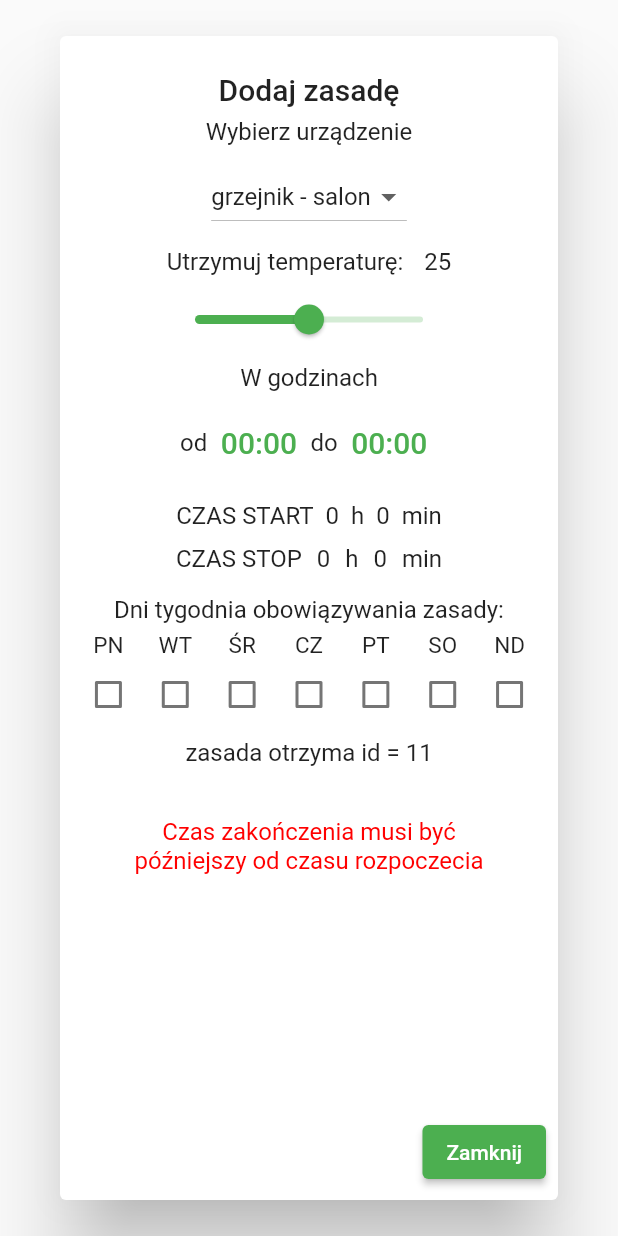
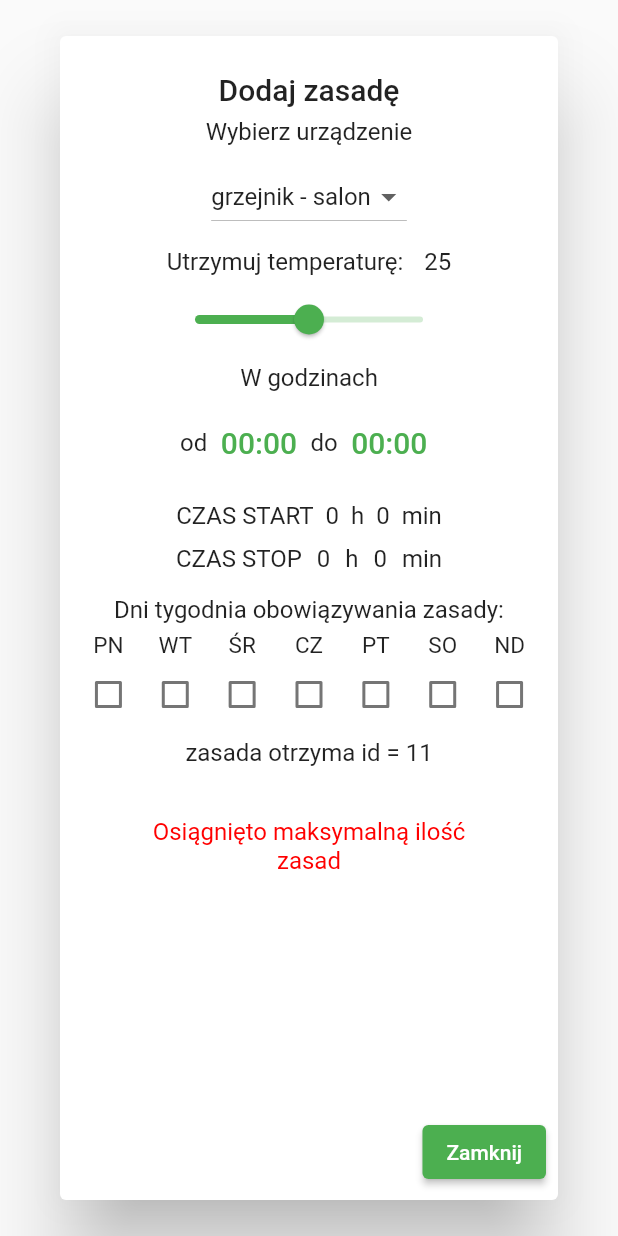
Before and after one commit to stanislawszewerda/SmartHome---Just-For-You, a Flutter app: the AddHeatingRule widget shown alone on an empty page, opened directly, on a phone screen of 412 x 824 dp. Run offline on Flutter 3.47's test engine with Material 2 defaults, Android fonts, the phone set to English and light mode, and no system bars; our stand-ins replace bloc, carousel_slider, firebase_auth, firebase_core, firebase_database, google_fonts; accounts and stored records are empty.

Commit message:
Some changes

```diff
--- a/lib/app/features/lightpage/light_page.dart
+++ b/lib/app/features/lightpage/light_page.dart
@@ -33,9 +33,9 @@ class _LightPageState extends State<LightPage> {
 
   @override
   Widget build(BuildContext context) {
-    final salon = database.child('/Salon');
-    var on = true;
-    var off = false;
+    //final salon = database.child('/Salon');
+    //var on = true;
+    //var off = false;
 
 
     return Scaffold(
--- a/lib/app/features/ogrzewaniepage/addheatingrule.dart
+++ b/lib/app/features/ogrzewaniepage/addheatingrule.dart
@@ -1,7 +1,6 @@
 import 'dart:async';
 import 'package:flutter/material.dart';
 import 'package:firebase_database/firebase_database.dart';
-import 'package:inteligentny_dom_5/app/features/ogrzewaniepage/eksperymet.dart';
 import 'package:inteligentny_dom_5/app/features/ogrzewaniepage/getheatingrules.dart';
 
 class AddHeatingRule extends StatefulWidget {
@@ -21,14 +20,18 @@ class _AddHeatingRuleState extends State<AddHeatingRule> {
   late StreamSubscription _streamSubscription;
 
   double doubletemperature = 25.00;
+  bool rulescolision = false;
 
   String startTime = '00:00';
   String endTime = '00:00';
   TimeOfDay end = const TimeOfDay(hour: 0, minute: 0);
   TimeOfDay start = const TimeOfDay(hour: 0, minute: 0);
+  double starttimedouble = 0.0;
+  double endtimedouble = 0.0;
+
 
   var freeId = 11;
-  var lol = 'domyslny teskt';
+  //var lol = 'domyslny tekst';
   bool? pn = false;
   bool? wt = false;
   bool? sr = false;
@@ -51,13 +54,15 @@ class _AddHeatingRuleState extends State<AddHeatingRule> {
   void initState() {
     super.initState();
     _activateListeners();
+    //_activateListeners2();
   }
 
 ////////////////////////////////////////////////////////////////////////////////////////////////////////////////////////////////////
 // ponizej logika sprawdzenia ktore sloty sa wolne tj maja wartosc delete = false
+// trzeba ją powtórzyć żeby
 //
 
-  // void _activateListeners() {
+  // void _activateListeners2() {
   //   _streamSubscription = database.child('/Grzejnik1').onValue.listen((event) {
   //     //final data = event.snapshot.value as Map<String, dynamic>;
   //     //final data = Map<String, dynamic>.from(event.snapshot.value as Map<String, dynamic>);
@@ -99,6 +104,8 @@ class _AddHeatingRuleState extends State<AddHeatingRule> {
   //   });
   // }
 
+/////////////////////////////////////////////////////////////////////////////////////////////
+
 
   void _activateListeners() {
   _streamSubscription = database.child('/Grzejnik1').onValue.listen((event) {
@@ -111,10 +118,45 @@ class _AddHeatingRuleState extends State<AddHeatingRule> {
         if (key is String) {
           data[key] = value;
 
-          if (data[key]['delete'] == true) {
+          if (data[key]['delete'] == true) { // znalezienie pierwszej zasady która jest usunięta
             freeId = data[key]['id'];
           }
+
+
+
+          // znalezienie zasady zawierającej poniedziałek
+    //     final mapsList = List<Map<String, dynamic>>.from(data.values);
+    //            Map<String, dynamic> poniedzialekMap= mapsList.firstWhere(
+    //      (map) => map['delete'] == true,
+    //     orElse: () => {
+
+    //     }, // wartość domyślna, gdy nie znajdziemy żadnej mapy z delete=true
+    //  );
+
+    //  if (poniedzialekMap['delete'] == true) {
+    //     rulescolision = true;
+    //   } else {
+    //     return;
+    //    }
+
+
+
         }
+
+
+
+
+
+         // pokrywanie się godzin jeśli poniedziałek
+            // if (data[key]['pn'] == true) {
+            // if ((starttimedouble >= data[key]['start_time_double'] && starttimedouble <= data[key]['end_time_double'])||(endtimedouble >= data[key]['start_time_double'] && endtimedouble <= data[key]['end_time_double']) ){
+            //   rulescolision = true;
+            // }
+            // }else{return;}
+
+
+
+
       });
     }
 
@@ -137,6 +179,9 @@ class _AddHeatingRuleState extends State<AddHeatingRule> {
     double enddouble = end.hour +
         (end.minute /
             60); // format godziny jaki będzie można zapisać do bazy danych
+
+    starttimedouble = startdouble;
+    endtimedouble = enddouble;
 
     int starttimehour = start.hour;
     int endtimehour = end.hour;
@@ -209,7 +254,7 @@ class _AddHeatingRuleState extends State<AddHeatingRule> {
                 // ok
               ],
             ),
-            Container(
+            SizedBox(
               width: 200,
               child: Slider(
                 value: doubletemperature,
@@ -490,28 +535,56 @@ class _AddHeatingRuleState extends State<AddHeatingRule> {
             ),
             Container(
                 padding: const EdgeInsets.all(5), child: Text(errorMessage)),
+
+            // Ponizej logika poprawności utworzonej zasady, gdzie teraz umieścić sprawdzenie pokrywania się zasad??
+
             Builder(builder: (context) {
-              if (enddouble > startdouble) {
-                if (freeId < 11) {
-                  return ElevatedButton(
+
+
+              if (freeId < 11) { //sprawdzenie czy czas zakonczenia zasady jest pozniejszy niz czas rozpoczecia
+                if (enddouble > startdouble) { //sprawdzenie czy nie przekroczono maksymalnej ilosci zasad max10
+                  if (pn == true || wt == true || sr == true || cz == true || pt == true || so == true || nd == true){
+
+                   return ElevatedButton(
                     onPressed: () async {
-                      setState(() {
+
+                      //rule colision nie działa
+                      if(rulescolision == true){
+                        const AlertDialog(title: Text('Inna zasada już istnieje!'),content: Text('dla wybranych parametrów czasu określono wartość temperatury'),);
+                      }else{
+                        setState(() {
                         grzejnik1.child('/Zasada$freeId').update(map);
                         _streamSubscription.cancel();
 
+
+                      });
+                      Navigator.of(context).pop();
+                      }
                         // w tym miejscu trzeba wstawić mechanizm decydujący do
                         // której zasady dopisać nowe dane
                         // oraz czy nie ma kolizji godzinowej z pozostałymi zasadami
-                      });
-                      Navigator.of(context).pop();
+
+
+
+
                     },
                     child: const Text('Dodaj Zasadę'),
                   );
+                  }else{
+                    return const SizedBox(
+                      width: 250,
+                      child: Text(
+                        'Wybierz przynajmniej jeden dzień tygodnia obowiązywania zasady',
+                        textAlign: TextAlign.center,
+                        style: TextStyle(color: Color.fromRGBO(255, 0, 0, 1)),
+                      ));
+                  }
+
                 } else {
                   return const SizedBox(
                       width: 250,
                       child: Text(
-                        'Osiągnięto maksymalną ilość zasad',
+                        'Czas zakończenia musi być późniejszy od czasu rozpoczecia',
                         textAlign: TextAlign.center,
                         style: TextStyle(color: Color.fromRGBO(255, 0, 0, 1)),
                       ));
@@ -520,7 +593,8 @@ class _AddHeatingRuleState extends State<AddHeatingRule> {
                 return const SizedBox(
                     width: 250,
                     child: Text(
-                      'Czas zakończenia musi być późniejszy od czasu rozpoczecia',
+                      'Osiągnięto maksymalną ilość zasad',
+
                       textAlign: TextAlign.center,
                       style: TextStyle(color: Color.fromRGBO(255, 0, 0, 1)),
                     ));
--- a/lib/app/features/ogrzewaniepage/ogrzewaniepage.dart
+++ b/lib/app/features/ogrzewaniepage/ogrzewaniepage.dart
@@ -101,7 +101,7 @@ class _HeatPageState extends State<HeatPage> {
             ),
             actions: [
       IconButton(
-        icon: Icon(Icons.arrow_back),
+        icon: const Icon(Icons.arrow_back),
         onPressed: () {
 
           Navigator.pop(context);
@@ -188,7 +188,7 @@ class _HeatPageState extends State<HeatPage> {
                             children: [
                               Container(
                                 padding: const EdgeInsets.all(5),
-                                child: Icon(
+                                child: const Icon(
   Icons.waves,
   size: 30,
   color: Colors.red,
@@ -244,7 +244,7 @@ class _HeatPageState extends State<HeatPage> {
                                       Container(
 
                                         height: 50,
-                                        padding: EdgeInsets.all(0),
+                                        padding: const EdgeInsets.all(0),
                                         child:
 
                                   Expanded(
```
